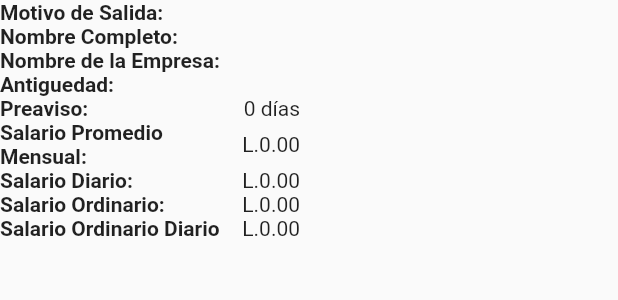
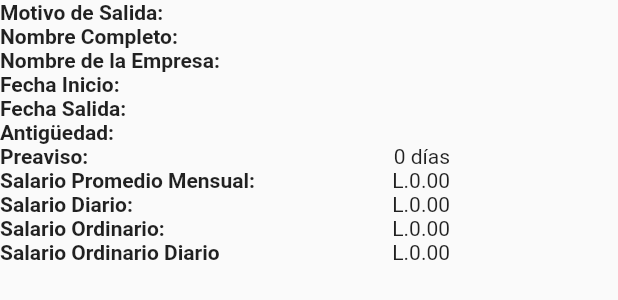
Before and after one commit to mloboc/prestaciones_app, a Flutter app: what buildInvoiceInfo() shows on an empty page, opened directly, on a phone screen of 412 x 824 dp. Shown: the top 300 px of the screen. Run offline on Flutter 3.47's test engine with Material 2 defaults, Android fonts, the phone set to English and light mode, and no system bars; our stand-ins replace flutter_datetime_picker, open_file, pdf, pie_chart.

Commit message:
creacion launch_icon, cambio nombre del app, arreglo gramatical en pdf

```diff
--- a/lib/model/invoice.dart
+++ b/lib/model/invoice.dart
@@ -14,6 +14,8 @@ class InvoiceInfo {
   final String motivoDeSalida;
   final String nombreCompleto;
   final String nombreEmpresa;
+  final String fechaInicio;
+  final String fechaSalida;
   final String antiguedad;
   final int preaviso;
   final double salarioPromedioMensual;
@@ -25,6 +27,8 @@ class InvoiceInfo {
     required this.motivoDeSalida,
     required this.nombreCompleto,
     required this.nombreEmpresa,
+    required this.fechaInicio,
+    required this.fechaSalida,
     required this.antiguedad,
     required this.preaviso,
     required this.salarioPromedioMensual,
--- a/lib/pdf/pdf_invoice_api.dart
+++ b/lib/pdf/pdf_invoice_api.dart
@@ -22,7 +22,7 @@ class PdfInvoiceApi {
       ],
     ));
 
-    return PdfApi.saveDocument(name: 'calculo_prestaciones.pdf', pdf: pdf);
+    return PdfApi.saveDocument(name: 'cálculo_prestaciones.pdf', pdf: pdf);
   }
 
   static Widget buildHeader(Invoice invoice) => Column(
@@ -38,7 +38,9 @@ class PdfInvoiceApi {
       'Motivo de Salida:',
       'Nombre Completo:',
       'Nombre de la Empresa:',
-      'Antiguedad:',
+      'Fecha Inicio:',
+      'Fecha Salida:',
+      'Antigüedad:',
       'Preaviso:',
       'Salario Promedio Mensual:',
       'Salario Diario:',
@@ -49,6 +51,8 @@ class PdfInvoiceApi {
       info.motivoDeSalida,
       info.nombreCompleto,
       info.nombreEmpresa,
+      info.fechaInicio,
+      info.fechaSalida,
       info.antiguedad,
       '${info.preaviso.toString()} días',
       'L.${CurrencyFormat.format(info.salarioPromedioMensual)}',
@@ -63,7 +67,7 @@ class PdfInvoiceApi {
         final title = titles[index];
         final value = data[index];
 
-        return buildText(title: title, value: value, width: 200);
+        return buildText(title: title, value: value, width: 300);
       }),
     );
   }
@@ -72,7 +76,7 @@ class PdfInvoiceApi {
         crossAxisAlignment: CrossAxisAlignment.start,
         children: [
           Text(
-            'Calculo Prestaciones',
+            'Cálculo de Prestaciones',
             style: TextStyle(fontSize: 18, fontWeight: FontWeight.bold),
           ),
           SizedBox(height: 0.3 * PdfPageFormat.cm),
@@ -82,7 +86,7 @@ class PdfInvoiceApi {
   static Widget buildInvoice(Invoice invoice) {
     final headers = [
       'Elemento',
-      'Dias',
+      'Días',
       'Salario Diario',
       'Pago',
     ];
--- a/lib/presentation/home/screens/home_screen.dart
+++ b/lib/presentation/home/screens/home_screen.dart
@@ -57,7 +57,7 @@ class _HomeScreenState extends State<HomeScreen> {
                       child: RichText(
                           textAlign: TextAlign.left,
                           text: TextSpan(
-                              text: 'Ceucalc',
+                              text: 'Cálculo de',
                               style: headingStyle,
                               children: <TextSpan>[
                                 TextSpan(
--- a/lib/presentation/home/widgets/final_calculation_dismissal.dart
+++ b/lib/presentation/home/widgets/final_calculation_dismissal.dart
@@ -470,8 +470,12 @@ class _FinalCalculationDismissalState extends State<FinalCalculationDismissal> {
                 motivoDeSalida: widget.tipo,
                 nombreCompleto: widget.nombre,
                 nombreEmpresa: widget.empresa,
+                fechaInicio: DateFormat('EEEE, d/MMMM/y', 'es_ES')
+                    .format(widget.fechaInicio),
+                fechaSalida: DateFormat('EEEE, d/MMMM/y', 'es_ES')
+                    .format(widget.fechaFin),
                 antiguedad:
-                    '\n${DateFormat("dd/MM/yy").format(widget.fechaInicio)} - ${DateFormat("dd/MM/yy").format(widget.fechaFin)} | \n( ${tiempoTrabajado(widget.fechaInicio, widget.fechaFin)})',
+                    tiempoTrabajado(widget.fechaInicio, widget.fechaFin),
                 preaviso: widget.diasPreaviso,
                 salarioPromedioMensual: _Salary,
                 salarioDiario: _SalaryByDay,
--- a/lib/presentation/home/widgets/final_calculation_resignation.dart
+++ b/lib/presentation/home/widgets/final_calculation_resignation.dart
@@ -467,8 +467,12 @@ class _FinalCalculationResignationState
                 motivoDeSalida: widget.tipo,
                 nombreCompleto: widget.nombre,
                 nombreEmpresa: widget.empresa,
+                fechaInicio: DateFormat('EEEE, d/MMMM/y', 'es_ES')
+                    .format(widget.fechaInicio),
+                fechaSalida: DateFormat('EEEE, d/MMMM/y', 'es_ES')
+                    .format(widget.fechaFin),
                 antiguedad:
-                    '${DateFormat("dd/MM/yy").format(widget.fechaInicio)} - ${DateFormat("dd/MM/yy").format(widget.fechaFin)} | \n( ${tiempoTrabajado(widget.fechaInicio, widget.fechaFin)})',
+                    tiempoTrabajado(widget.fechaInicio, widget.fechaFin),
                 preaviso: widget.diasPreaviso,
                 salarioPromedioMensual: _Salary,
                 salarioDiario: _SalaryByDay,
```
Also changed, not shown: pubspec.yaml (+11 -3 lines), assets/images/logo.png (added), pubspec.lock, 23 other files.
